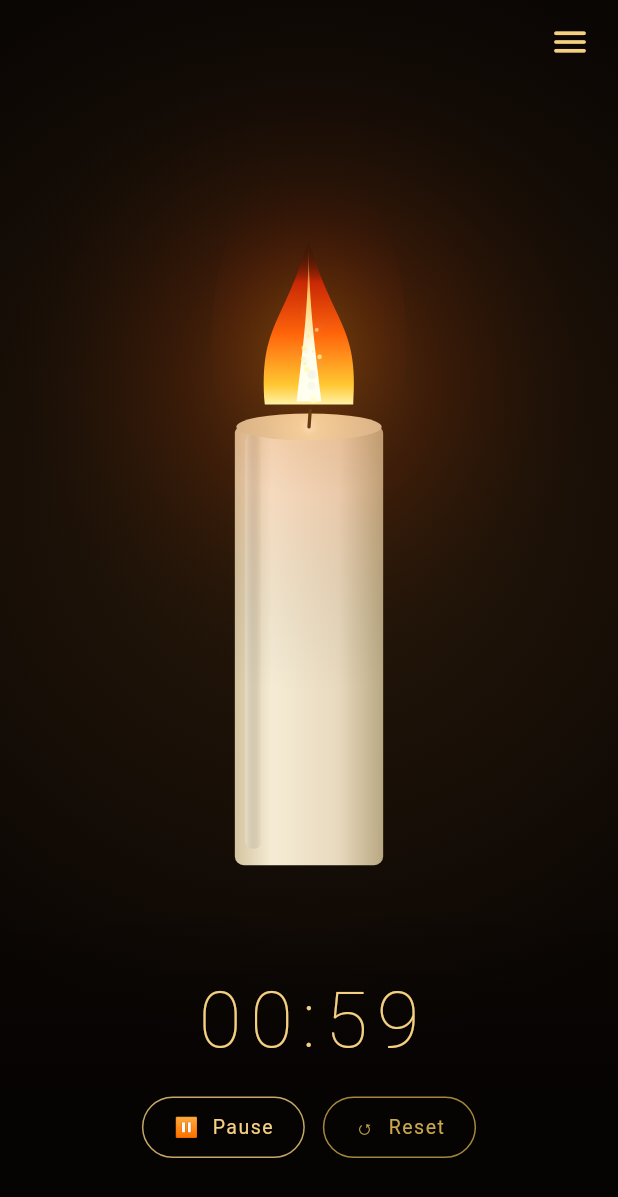
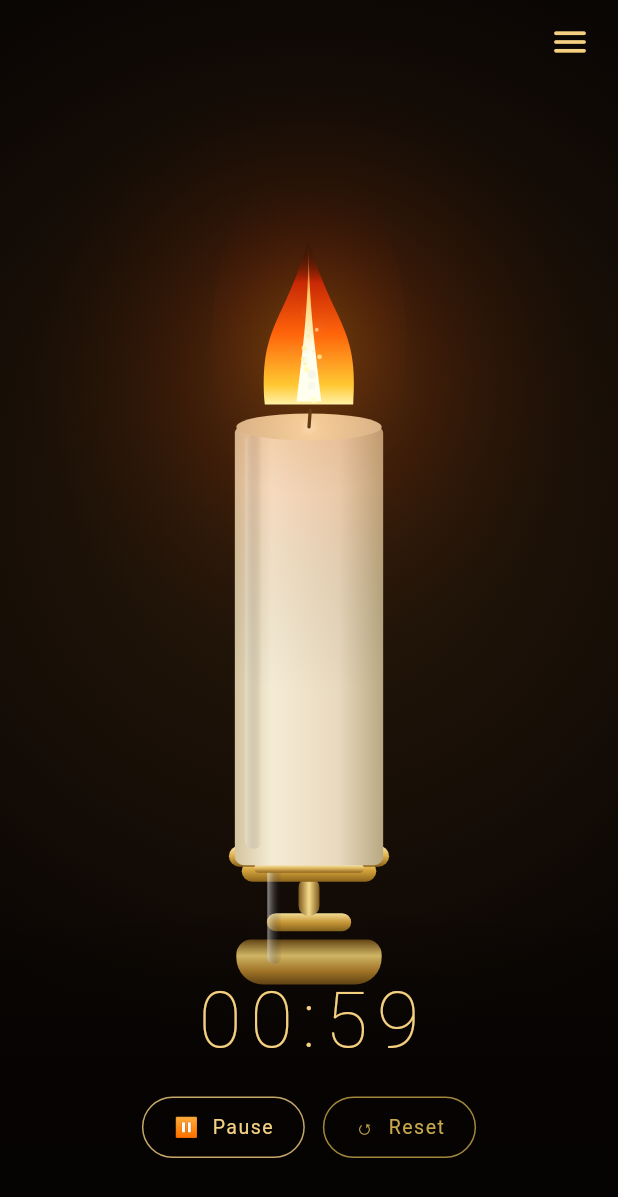
Before and after one commit to absiddik7/promo_timer, a Flutter app: the screen it shows after launch, after a tap on an icon or button, on a phone screen of 412 x 824 dp. Shown: the top 1197 px of the screen. Run offline on Flutter 3.47's test engine with Material 3 defaults, Android fonts, the phone set to English and light mode, and no system bars; our stand-ins replace audioplayers, lottie, shared_preferences, vibration.

Commit message:
implament candle stand

```diff
--- a/lib/main.dart
+++ b/lib/main.dart
@@ -534,6 +534,7 @@ class _CandleScreenState extends State<CandleScreen>
   // ── Body layer drawing (called only when bodyDirty) ─────────────────────
   void _drawBodyLayer(Canvas canvas) {
     _drawBackground(canvas);
+    _drawCandleStand(canvas);
     _drawCandleBody(canvas, _state);
   }
 }
@@ -591,6 +592,211 @@ void _drawBackground(Canvas canvas) {
       colors: [Color(0xFF2A1A0A), Color(0xFF0A0604)],
     ).createShader(Rect.fromLTWH(0, 0, kW, kH));
   canvas.drawRect(Rect.fromLTWH(0, 0, kW, kH), paint);
+}
+
+void _drawCandleStand(Canvas canvas) {
+  final standTopY = kBaseY - 6;
+  final trayW = kCandleW * 1.08;
+  final trayH = 14.0;
+  final cupW = kCandleW * 0.68;
+  final columnH = 26.0;
+  final baseW = kCandleW * 0.98;
+  final baseH = 30.0;
+  final holderBottomY = standTopY + trayH + columnH + baseH + 6;
+  final centerX = kCX;
+
+  // Soft shadow under the holder so it feels grounded.
+  canvas.drawOval(
+    Rect.fromCenter(
+      center: Offset(centerX, holderBottomY + 8),
+      width: baseW * 1.65,
+      height: 12,
+    ),
+    Paint()
+      ..shader = const RadialGradient(
+        colors: [Color(0x55000000), Colors.transparent],
+        stops: [0, 1],
+      ).createShader(Rect.fromCenter(
+        center: Offset(centerX, holderBottomY + 8),
+        width: baseW * 1.65,
+        height: 12,
+      )),
+  );
+
+  // Wide foot at the bottom.
+  final baseRect = Rect.fromCenter(
+    center: Offset(centerX, holderBottomY - baseH * 0.18),
+    width: baseW,
+    height: baseH,
+  );
+  canvas.drawRRect(
+    RRect.fromRectAndCorners(
+      baseRect,
+      topLeft: const Radius.circular(10),
+      topRight: const Radius.circular(10),
+      bottomLeft: const Radius.circular(18),
+      bottomRight: const Radius.circular(18),
+    ),
+    Paint()
+      ..shader = LinearGradient(
+        begin: Alignment.topCenter,
+        end: Alignment.bottomCenter,
+        colors: const [
+          Color(0xFF6D4B16),
+          Color(0xFFF2D375),
+          Color(0xFFC18A2D),
+          Color(0xFF7A5619),
+        ],
+        stops: const [0, 0.36, 0.72, 1],
+      ).createShader(baseRect),
+  );
+
+  // Rounded pedestal ring above the base.
+  final ringRect = Rect.fromCenter(
+    center: Offset(centerX, holderBottomY - baseH - 2),
+    width: baseW * 0.58,
+    height: 12,
+  );
+  canvas.drawRRect(
+    RRect.fromRectAndRadius(ringRect, const Radius.circular(6)),
+    Paint()
+      ..shader = LinearGradient(
+        begin: Alignment.topCenter,
+        end: Alignment.bottomCenter,
+        colors: const [
+          Color(0xFFF8E39A),
+          Color(0xFFD3A03B),
+          Color(0xFF8D681E),
+        ],
+      ).createShader(ringRect),
+  );
+
+  // Short central support.
+  final supportRect = Rect.fromCenter(
+    center: Offset(centerX, standTopY + trayH + columnH / 2),
+    width: 14,
+    height: columnH,
+  );
+  canvas.drawRRect(
+    RRect.fromRectAndRadius(supportRect, const Radius.circular(7)),
+    Paint()
+      ..shader = LinearGradient(
+        begin: Alignment.centerLeft,
+        end: Alignment.centerRight,
+        colors: const [
+          Color(0xFF7D591C),
+          Color(0xFFF7DD8D),
+          Color(0xFF7D591C),
+        ],
+        stops: const [0, 0.5, 1],
+      ).createShader(supportRect),
+  );
+
+  // Low dish that the candle actually sits in.
+  final collarRect = Rect.fromCenter(
+    center: Offset(centerX, standTopY + 10),
+    width: trayW * 0.84,
+    height: trayH,
+  );
+  canvas.drawRRect(
+    RRect.fromRectAndRadius(collarRect, const Radius.circular(8)),
+    Paint()
+      ..shader = LinearGradient(
+        begin: Alignment.topCenter,
+        end: Alignment.bottomCenter,
+        colors: const [
+          Color(0xFFF8E09C),
+          Color(0xFFD5A43C),
+          Color(0xFF8D651B),
+        ],
+        stops: const [0, 0.45, 1],
+      ).createShader(collarRect),
+  );
+
+  // Flat tray with a subtle lip.
+  final trayRect = Rect.fromCenter(
+    center: Offset(centerX, standTopY),
+    width: trayW,
+    height: trayH,
+  );
+  canvas.drawRRect(
+    RRect.fromRectAndRadius(trayRect, const Radius.circular(10)),
+    Paint()
+      ..shader = LinearGradient(
+        begin: Alignment.topCenter,
+        end: Alignment.bottomCenter,
+        colors: const [
+          Color(0xFFFFE8AE),
+          Color(0xFFE0B34F),
+          Color(0xFF8A621A),
+        ],
+        stops: const [0, 0.46, 1],
+      ).createShader(trayRect),
+  );
+
+  // Small cup that the candle rests inside.
+  final cupRect = Rect.fromCenter(
+    center: Offset(centerX, standTopY - 1),
+    width: cupW,
+    height: 8,
+  );
+  canvas.drawRRect(
+    RRect.fromRectAndRadius(cupRect, const Radius.circular(5)),
+    Paint()
+      ..shader = LinearGradient(
+        begin: Alignment.topCenter,
+        end: Alignment.bottomCenter,
+        colors: const [
+          Color(0xFFFFF0C7),
+          Color(0xFFD9B14D),
+          Color(0xFF8B651C),
+        ],
+      ).createShader(cupRect),
+  );
+
+  // Highlight on the left side to make the metal look rounded.
+  canvas.drawRRect(
+    RRect.fromRectAndRadius(
+      Rect.fromLTWH(
+        centerX - trayW * 0.26,
+        standTopY - trayH * 0.16,
+        trayW * 0.09,
+        holderBottomY - standTopY - 2,
+      ),
+      const Radius.circular(6),
+    ),
+    Paint()
+      ..shader = LinearGradient(
+        begin: Alignment.centerLeft,
+        end: Alignment.centerRight,
+        colors: const [Color(0x88FFFFFF), Colors.transparent],
+      ).createShader(Rect.fromLTWH(
+        centerX - trayW * 0.26,
+        standTopY - trayH * 0.16,
+        trayW * 0.09,
+        holderBottomY - standTopY - 2,
+      )),
+  );
+
+  // Candle seat lip directly beneath the wax base.
+  final seatRect = Rect.fromCenter(
+    center: Offset(centerX, kBaseY + 2),
+    width: kCandleW * 0.74,
+    height: 6,
+  );
+  canvas.drawRRect(
+    RRect.fromRectAndRadius(seatRect, const Radius.circular(4)),
+    Paint()
+      ..shader = LinearGradient(
+        begin: Alignment.topCenter,
+        end: Alignment.bottomCenter,
+        colors: const [
+          Color(0xFFFFF4D3),
+          Color(0xFFE0B95D),
+          Color(0xFF926620),
+        ],
+      ).createShader(seatRect),
+  );
 }
 
 void _drawCandleBody(Canvas canvas, CandleState s) {
```
